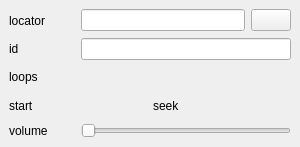
Before: the Qt Designer form src/Editor/Script/EosCommandWidgetAudio.ui in RemotelyChaotic/JOIPEngine, drawn with Qt 5.
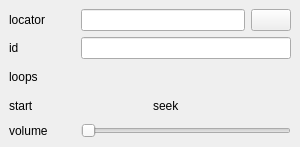
After: the same form once the commit is applied. Custom widgets are drawn as their Qt base class.

```diff
--- a/src/Editor/Script/EosCommandWidgetAudio.ui
+++ b/src/Editor/Script/EosCommandWidgetAudio.ui
@@ -90,6 +90,12 @@
        </item>
        <item row="0" column="1" colspan="3">
         <widget class="QWidget" name="widget" native="true">
+         <property name="sizePolicy">
+          <sizepolicy hsizetype="Preferred" vsizetype="Fixed">
+           <horstretch>0</horstretch>
+           <verstretch>0</verstretch>
+          </sizepolicy>
+         </property>
          <layout class="QHBoxLayout" name="horizontalLayout">
           <property name="leftMargin">
            <number>0</number>
```
Left out of the diff: 6 changed lines with no effect on the pictures.
